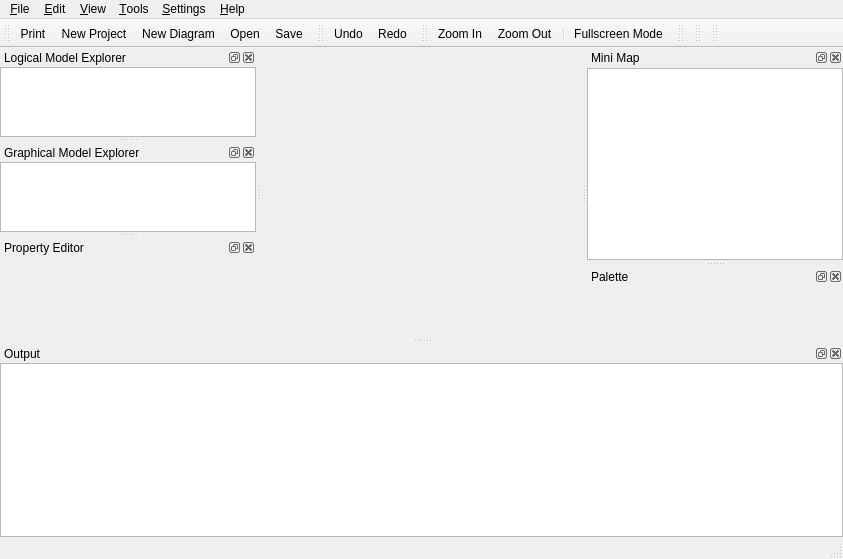
This is qrgui/mainwindow/mainWindow.ui in qreal/qreal as Qt 5 draws it before an edit. The edited form follows.
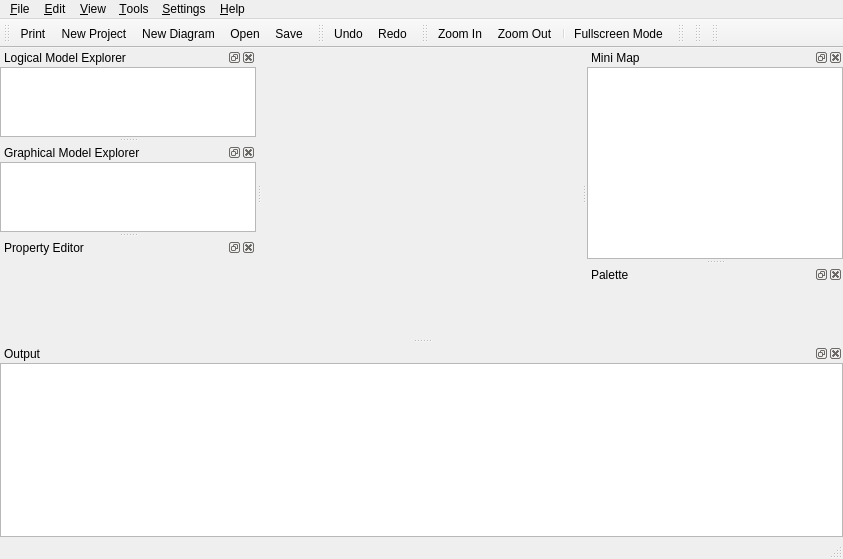
This is the edited form. Icons and pictures are not drawn. Custom widgets are drawn as their Qt base class.

Commit message: Recovered minimap minsize

Patch:
```diff
--- a/qrgui/mainwindow/mainWindow.ui
+++ b/qrgui/mainwindow/mainWindow.ui
@@ -139,7 +139,7 @@
    <property name="minimumSize">
     <size>
      <width>80</width>
-     <height>213</height>
+     <height>140</height>
     </size>
    </property>
    <property name="windowTitle">
```
